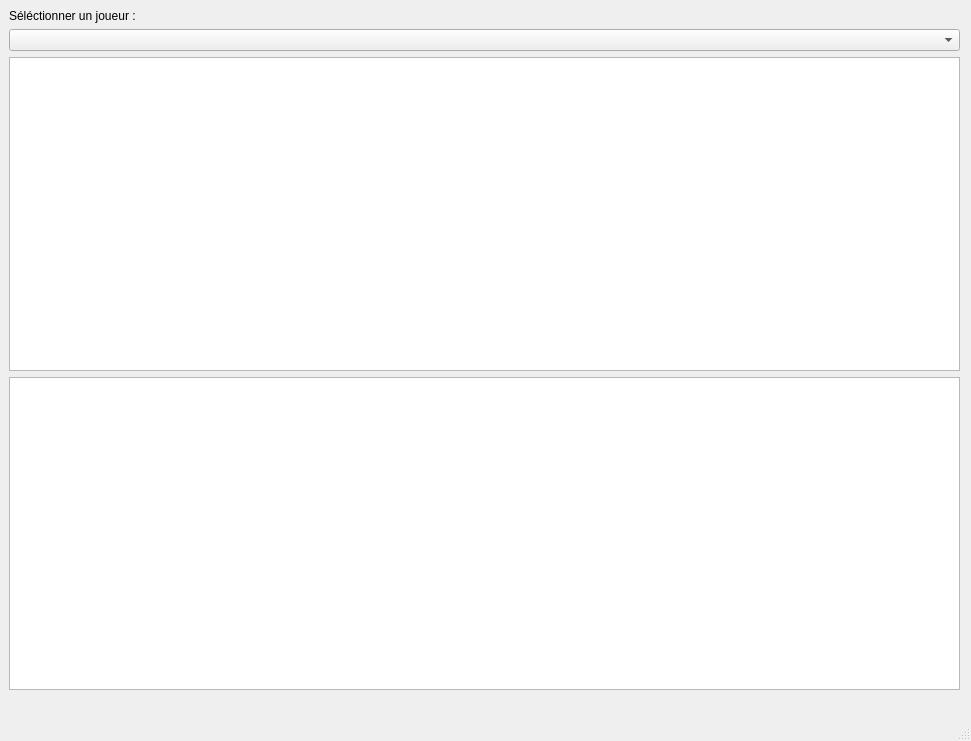
Above: RepoGit/mainwindow.ui from guillaumedalbignac/Projet-Copie-Qt before the change. Below: the same form after it.
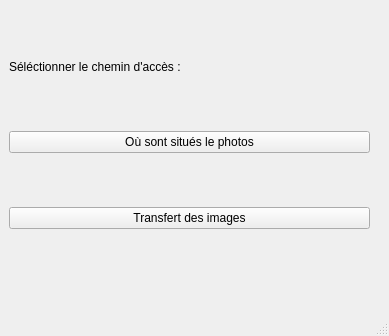
That is the form after the change.

Commit message: Copie de dossier vers une destination prédéfinie

```diff
--- a/RepoGit/mainwindow.ui
+++ b/RepoGit/mainwindow.ui
@@ -6,8 +6,8 @@
    <rect>
     <x>0</x>
     <y>0</y>
-    <width>971</width>
-    <height>741</height>
+    <width>389</width>
+    <height>336</height>
    </rect>
   </property>
   <property name="windowTitle">
@@ -19,8 +19,8 @@
      <rect>
       <x>9</x>
       <y>9</y>
-      <width>951</width>
-      <height>681</height>
+      <width>361</width>
+      <height>271</height>
      </rect>
     </property>
     <layout class="QVBoxLayout" name="verticalLayout">
@@ -28,28 +28,29 @@
       <widget class="QLabel" name="label">
        <property name="maximumSize">
         <size>
-         <width>150</width>
+         <width>190</width>
          <height>20</height>
         </size>
        </property>
        <property name="text">
-        <string>Séléctionner un joueur :</string>
+        <string>Séléctionner le chemin d'accès :</string>
        </property>
       </widget>
      </item>
      <item>
-      <widget class="QComboBox" name="comboBox_2"/>
+      <widget class="QPushButton" name="pushButton">
+       <property name="text">
+        <string>Où sont situés le photos</string>
+       </property>
+      </widget>
      </item>
      <item>
-      <widget class="QTextEdit" name="textEdit"/>
-     </item>
-     <item>
-      <widget class="QTableView" name="tableView">
-       <property name="sizePolicy">
-        <sizepolicy hsizetype="MinimumExpanding" vsizetype="MinimumExpanding">
-         <horstretch>0</horstretch>
-         <verstretch>0</verstretch>
-        </sizepolicy>
+      <widget class="QPushButton" name="pushButton_3">
+       <property name="enabled">
+        <bool>true</bool>
+       </property>
+       <property name="text">
+        <string>Transfert des images</string>
        </property>
       </widget>
      </item>
```
Left out of the diff: 2 changed lines with no effect on the pictures. The commit also changes 2 other files.
